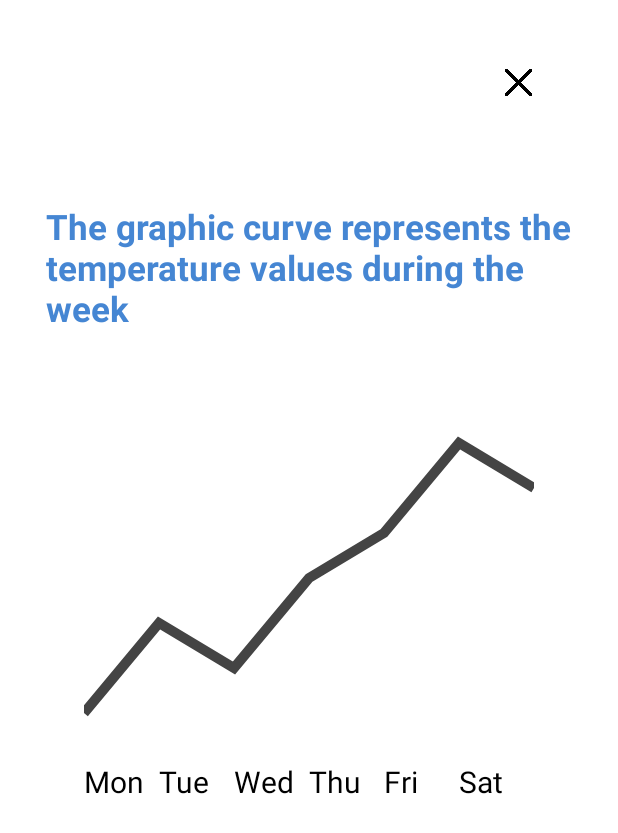
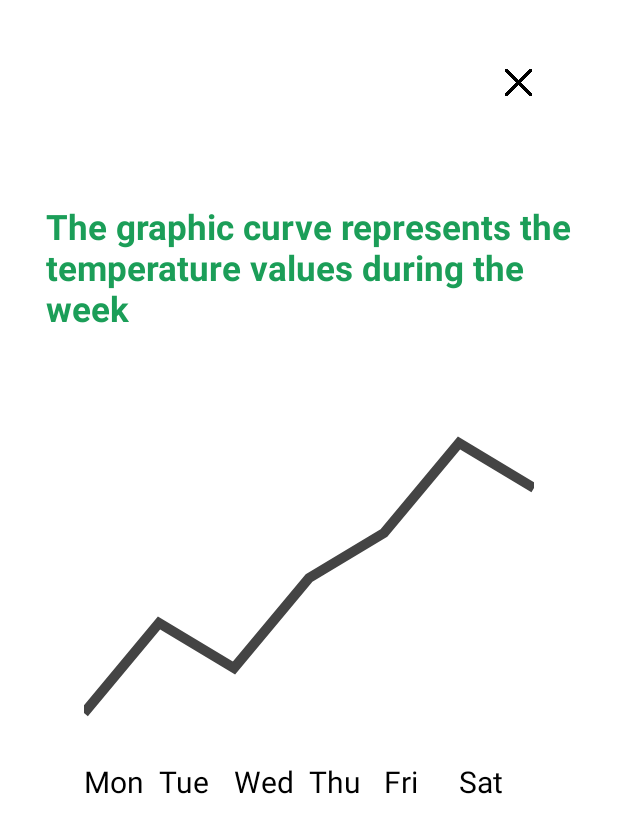
Before and after one commit to yahiabenotmanee/My-green-house, an Android app: the Tempirature_Activity screen opened directly, with no data from a screen before it, on a phone screen of 412 x 824 dp. Shown: the top 833 px of the screen. Run offline under Robolectric (Android 15) with nearby library versions, the phone set to English and light mode, and no system bars.

```diff
--- a/app/src/main/res/layout/activity_tempirature.xml
+++ b/app/src/main/res/layout/activity_tempirature.xml
@@ -33,7 +33,7 @@
             android:textSize="23dp"
             android:textStyle="bold"
             android:text="The graphic curve represents the temperature values during the week"
-            android:textColor="@color/Blue_v1"
+            android:textColor="@color/green"
             android:layout_marginTop="60dp"
 
             />
--- a/app/src/main/res/values/colors.xml
+++ b/app/src/main/res/values/colors.xml
@@ -10,7 +10,7 @@
     <color name="Black2">#41423f</color>
     <color name="Black_for_hint">#eff0f0</color>
     <color name="pup_backg">#f3ebfb</color>
-
+    <color name="green">#1b9e58</color>
 
 /////////////////////////////
     <color name="colorPrimary">#2E7D32</color>
```
